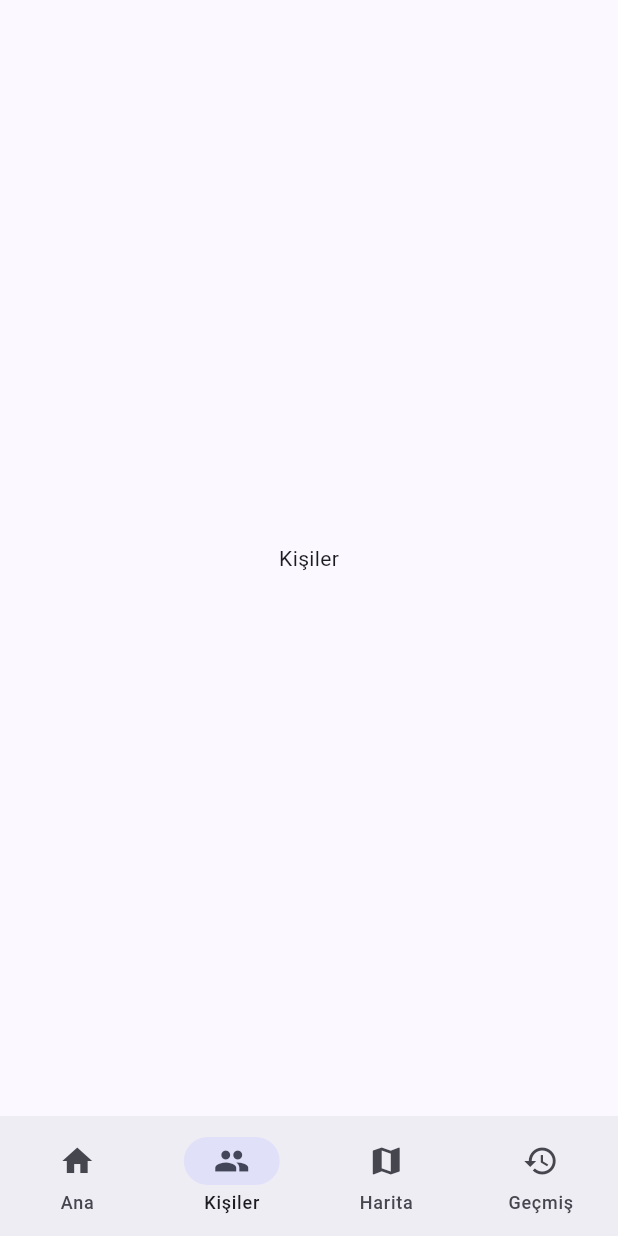
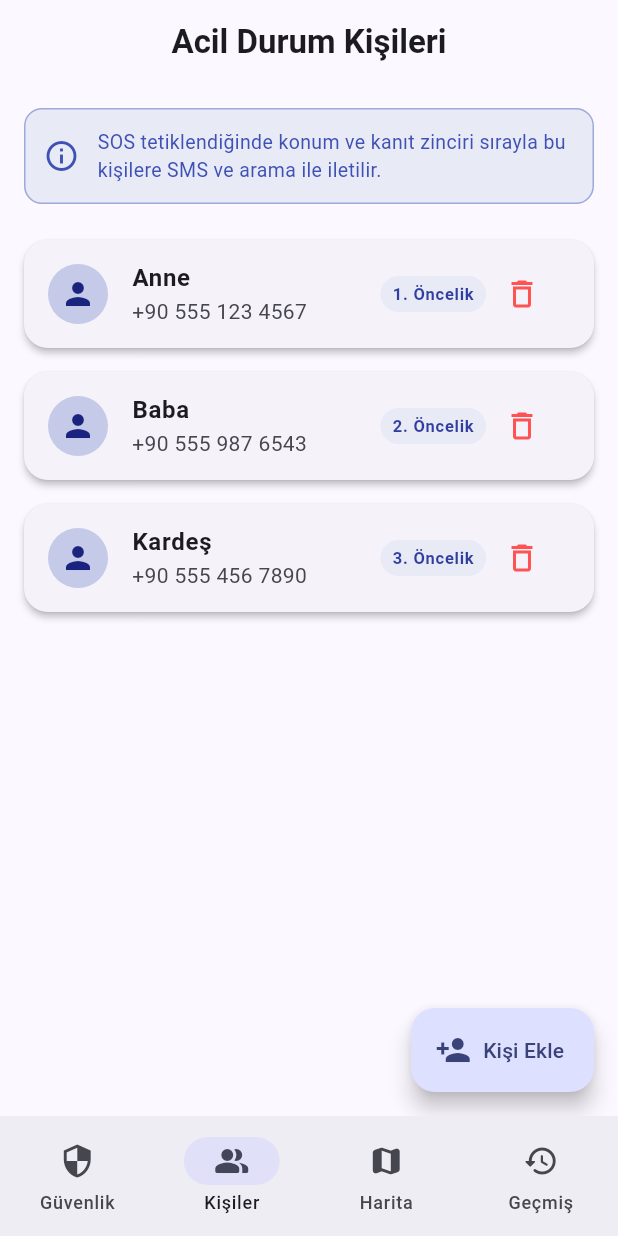
Before and after one commit to ElaZanjani/Sidora, a Flutter app: the screen it shows after launch, item 2 of the bottom bar chosen, on a phone screen of 412 x 824 dp. Run offline on Flutter 3.47's test engine with Material 3 defaults, Android fonts, the phone set to English and light mode, and no system bars.

Commit message:
Dinamik kisi ekleme ve silme ozelligi tamamlandi

```diff
--- /dev/null
+++ b/sidora_app/lib/contacts_page.dart
@@ -0,0 +1,161 @@
+import 'package:flutter/material.dart';
+
+class ContactsPage extends StatefulWidget {
+  const ContactsPage({super.key});
+
+  @override
+  State<ContactsPage> createState() => _ContactsPageState();
+}
+
+class _ContactsPageState extends State<ContactsPage> {
+  final List<Map<String, String>> _kisiler = [
+    {'isim': 'Anne', 'telefon': '+90 555 123 4567', 'oncelik': '1. Öncelik'},
+    {'isim': 'Baba', 'telefon': '+90 555 987 6543', 'oncelik': '2. Öncelik'},
+    {'isim': 'Kardeş', 'telefon': '+90 555 456 7890', 'oncelik': '3. Öncelik'},
+  ];
+
+  void _kisiEkleDialog() {
+    final isimController = TextEditingController();
+    final telController = TextEditingController();
+
+    showDialog(
+      context: context,
+      builder: (ctx) => AlertDialog(
+        title: const Text('Yeni Acil Kişi Ekle'),
+        content: Column(
+          mainAxisSize: MainAxisSize.min,
+          children: [
+            TextField(
+              controller: isimController,
+              decoration: const InputDecoration(labelText: 'Yakınlık / İsim (Örn: Teyze)'),
+            ),
+            TextField(
+              controller: telController,
+              keyboardType: TextInputType.phone,
+              decoration: const InputDecoration(labelText: 'Telefon Numarası'),
+            ),
+          ],
+        ),
+        actions: [
+          TextButton(
+            onPressed: () => Navigator.pop(ctx),
+            child: const Text('İptal'),
+          ),
+          FilledButton(
+            onPressed: () {
+              if (isimController.text.isNotEmpty && telController.text.isNotEmpty) {
+                setState(() {
+                  _kisiler.add({
+                    'isim': isimController.text,
+                    'telefon': telController.text,
+                    'oncelik': '${_kisiler.length + 1}. Öncelik',
+                  });
+                });
+                Navigator.pop(ctx);
+              }
+            },
+            child: const Text('Kaydet'),
+          ),
+        ],
+      ),
+    );
+  }
+
+  void _kisiSil(int index) {
+    setState(() {
+      _kisiler.removeAt(index);
+      // Öncelik numaralarını yeniden güncelle
+      for (int i = 0; i < _kisiler.length; i++) {
+        _kisiler[i]['oncelik'] = '${i + 1}. Öncelik';
+      }
+    });
+  }
+
+  @override
+  Widget build(BuildContext context) {
+    return Scaffold(
+      appBar: AppBar(
+        title: const Text('Acil Durum Kişileri', style: TextStyle(fontWeight: FontWeight.bold)),
+        centerTitle: true,
+      ),
+      body: Center(
+        child: ConstrainedBox(
+          constraints: const BoxConstraints(maxWidth: 480),
+          child: Column(
+            children: [
+              Container(
+                margin: const EdgeInsets.all(16),
+                padding: const EdgeInsets.all(12),
+                decoration: BoxDecoration(
+                  color: Colors.indigo.shade50,
+                  borderRadius: BorderRadius.circular(12),
+                  border: Border.all(color: Colors.indigo.shade200),
+                ),
+                child: const Row(
+                  children: [
+                    Icon(Icons.info_outline, color: Colors.indigo),
+                    SizedBox(width: 12),
+                    Expanded(
+                      child: Text(
+                        'SOS tetiklendiğinde konum ve kanıt zinciri sırayla bu kişilere SMS ve arama ile iletilir.',
+                        style: TextStyle(fontSize: 13, color: Colors.indigo),
+                      ),
+                    ),
+                  ],
+                ),
+              ),
+              Expanded(
+                child: _kisiler.isEmpty
+                    ? const Center(child: Text('Henüz acil durum kişisi eklenmedi.'))
+                    : ListView.builder(
+                        itemCount: _kisiler.length,
+                        itemBuilder: (context, index) {
+                          final kisi = _kisiler[index];
+                          return Card(
+                            margin: const EdgeInsets.symmetric(horizontal: 16, vertical: 8),
+                            elevation: 2,
+                            shape: RoundedRectangleBorder(borderRadius: BorderRadius.circular(16)),
+                            child: ListTile(
+                              leading: CircleAvatar(
+                                backgroundColor: Colors.indigo.shade100,
+                                child: Icon(Icons.person, color: Colors.indigo.shade900),
+                              ),
+                              title: Text(kisi['isim']!, style: const TextStyle(fontWeight: FontWeight.bold)),
+                              subtitle: Text(kisi['telefon']!),
+                              trailing: Row(
+                                mainAxisSize: MainAxisSize.min,
+                                children: [
+                                  Container(
+                                    padding: const EdgeInsets.symmetric(horizontal: 8, vertical: 4),
+                                    decoration: BoxDecoration(
+                                      color: Colors.indigo.shade50,
+                                      borderRadius: BorderRadius.circular(12),
+                                    ),
+                                    child: Text(
+                                      kisi['oncelik']!,
+                                      style: TextStyle(fontSize: 11, color: Colors.indigo.shade700, fontWeight: FontWeight.bold),
+                                    ),
+                                  ),
+                                  IconButton(
+                                    icon: const Icon(Icons.delete_outline, color: Colors.redAccent),
+                                    onPressed: () => _kisiSil(index),
+                                  ),
+                                ],
+                              ),
+                            ),
+                          );
+                        },
+                      ),
+              ),
+            ],
+          ),
+        ),
+      ),
+      floatingActionButton: FloatingActionButton.extended(
+        onPressed: _kisiEkleDialog,
+        icon: const Icon(Icons.person_add),
+        label: const Text('Kişi Ekle'),
+      ),
+    );
+  }
+}
--- a/sidora_app/lib/main.dart
+++ b/sidora_app/lib/main.dart
@@ -1,5 +1,6 @@
 import 'package:flutter/material.dart';
 import 'sos_page.dart';
+import 'contacts_page.dart';
 
 void main() => runApp(const MyApp());
 
@@ -9,9 +10,11 @@ class MyApp extends StatelessWidget {
   @override
   Widget build(BuildContext context) => MaterialApp(
         title: 'Sidora',
+        debugShowCheckedModeBanner: false,
         theme: ThemeData(
           colorSchemeSeed: Colors.indigo,
           useMaterial3: true,
+          scaffoldBackgroundColor: const EdgeInsets.all(0).resolve(null) == null ? Colors.grey.shade50 : null,
         ),
         home: const HomeShell(),
       );
@@ -28,9 +31,9 @@ class _HomeShellState extends State<HomeShell> {
   int _index = 0;
   final _pages = const [
     SosPage(),
-    Center(child: Text('Kişiler')),
-    Center(child: Text('Harita')),
-    Center(child: Text('Geçmiş')),
+    ContactsPage(),
+    Center(child: Text('Harita (Seviye 2)', style: TextStyle(color: Colors.grey))),
+    Center(child: Text('Geçmiş Kayıtlar (Seviye 2)', style: TextStyle(color: Colors.grey))),
   ];
 
   @override
@@ -40,10 +43,10 @@ class _HomeShellState extends State<HomeShell> {
           selectedIndex: _index,
           onDestinationSelected: (i) => setState(() => _index = i),
           destinations: const [
-            NavigationDestination(icon: Icon(Icons.home), label: 'Ana'),
-            NavigationDestination(icon: Icon(Icons.people), label: 'Kişiler'),
-            NavigationDestination(icon: Icon(Icons.map), label: 'Harita'),
-            NavigationDestination(icon: Icon(Icons.history), label: 'Geçmiş'),
+            NavigationDestination(icon: Icon(Icons.security), label: 'Güvenlik'),
+            NavigationDestination(icon: Icon(Icons.people_alt_rounded), label: 'Kişiler'),
+            NavigationDestination(icon: Icon(Icons.map_rounded), label: 'Harita'),
+            NavigationDestination(icon: Icon(Icons.history_rounded), label: 'Geçmiş'),
           ],
         ),
       );
```
Also changed, not shown: sidora_app/lib/sos_page.dart (+93 -23 lines), 1 other file.
